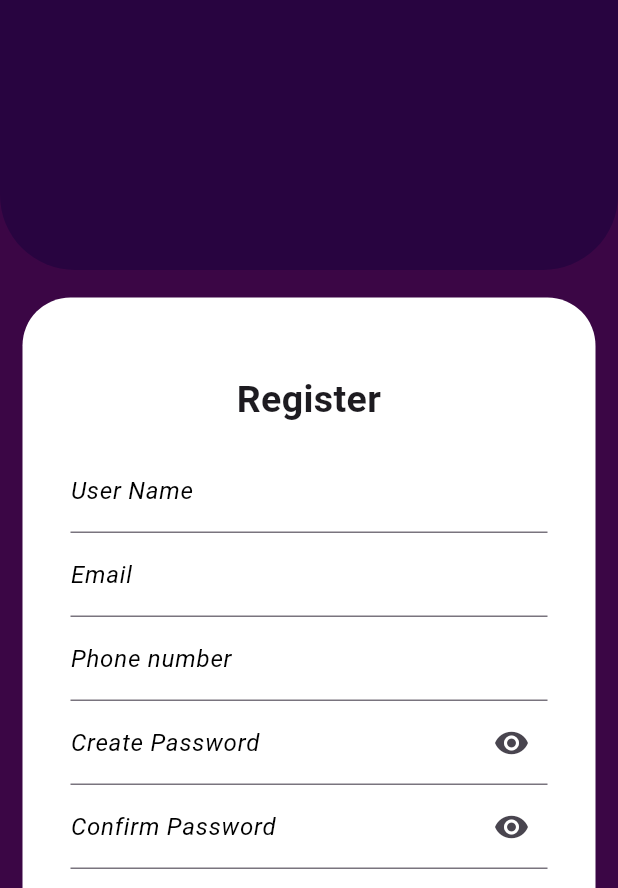
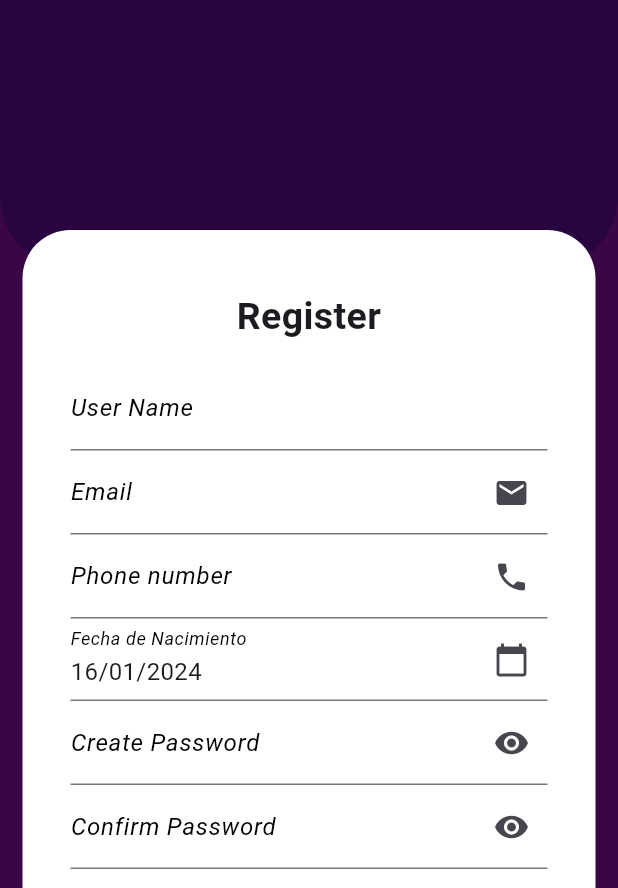
Before and after one commit to manulis/Harmonica, a Flutter app: the screen it shows after launch, after a tap on "Register", on a phone screen of 412 x 824 dp, the part 348-1236 px from its top. Run offline on Flutter 3.47's test engine with Material 3 defaults, Android fonts, the phone set to English and light mode, and no system bars.

Commit message:
Calendario Register y navegador pantallas

```diff
--- /dev/null
+++ b/lib/navigator.dart
@@ -0,0 +1,22 @@
+
+import 'package:flutter/material.dart';
+import 'package:harmonica/screens/Login.dart';
+import 'package:harmonica/screens/Register.dart';
+
+nav(String ScreenName, context){
+  switch (ScreenName) {
+    case 'Login':
+     Navigator.push(
+        context,
+        MaterialPageRoute(builder: (context) => Login()),
+      );
+      break;
+    case 'Register':
+      Navigator.push(
+        context,
+        MaterialPageRoute(builder: (context) => Register()),
+      );
+      break;
+    default:
+  }
+}
--- a/lib/screens/Init.dart
+++ b/lib/screens/Init.dart
@@ -1,9 +1,8 @@
 import 'package:flutter/material.dart';
-import 'package:harmonica/screens/Login.dart';
-import 'package:harmonica/screens/Register.dart';
+import 'package:harmonica/navigator.dart';
+
 import 'package:harmonica/widgets.dart';
-import 'package:harmonica/widgets.dart';
-import 'package:flutter_svg/flutter_svg.dart';
+
 
 class Init extends StatefulWidget{
  @override
@@ -53,17 +52,11 @@ class _Init extends State<Init>{
               ),
               const SizedBox(height: 80),
               buildButton("Login", () {
-                Navigator.push(
-                  context,
-                  MaterialPageRoute(builder: (context) => Login()),
-                );
+                nav('Login', context);
               }),
               const SizedBox(height: 50),
               buildButton("Register",  () {
-                 Navigator.push(
-                  context,
-                  MaterialPageRoute(builder: (context) => Register()),
-                );
+                nav('Register', context);
               })
             ],)
           ),
--- a/lib/screens/Register.dart
+++ b/lib/screens/Register.dart
@@ -1,6 +1,6 @@
 import 'package:flutter/material.dart';
 import 'package:harmonica/widgets.dart';
-
+import 'package:intl/intl.dart';
 class Register extends StatefulWidget{
   @override
   State<Register> createState() => _Register();
@@ -8,11 +8,25 @@ class Register extends StatefulWidget{
 
 
 class _Register extends State<Register>{
+  bool _obscureText1 = true;
+  bool _obscureText2 = true;
+  DateTime _selectedDate = DateTime.now();
+
+  void _selectDate(BuildContext context) async {
+    final DateTime? picked = await showDatePicker(
+    context: context,
+    firstDate: DateTime(1900),
+    lastDate: DateTime.now());
+    if (picked != null && picked != _selectedDate) {
+      setState(() {
+        _selectedDate = picked;
+      });
+    }
+  }
+
   @override
   Widget build(BuildContext context){
     final height = MediaQuery.of(context).size.height;
-    bool next = false;
-    bool _obscureText = true;
 
     return Scaffold(
       backgroundColor: const Color.fromRGBO(59, 6, 69, 1),
@@ -36,7 +50,7 @@ class _Register extends State<Register>{
                       ),
                       child: Column(
                         children: [
-                          const SizedBox(height: 30),
+                          const SizedBox(height: 20),
                           const Text(
                             'Register',
                             style: TextStyle(fontSize: 25, fontWeight: FontWeight.bold),
@@ -52,7 +66,9 @@ class _Register extends State<Register>{
                                 hintStyle: TextStyle(color: Color.fromARGB(255, 172, 172, 172), fontStyle: FontStyle.italic, fontSize: 16),
                               ),
                               onChanged: (text) {
-                                setState(() {});
+                                setState(() {
+
+                                });
                               },
                             ),
 
@@ -61,17 +77,7 @@ class _Register extends State<Register>{
                                 labelText: 'Email',
                                 labelStyle: TextStyle(color: Color.fromARGB(255, 0, 0, 0), fontStyle: FontStyle.italic, fontSize: 16),
                                 hintText: 'Write your Email',
-                                hintStyle: TextStyle(color: Color.fromARGB(255, 172, 172, 172), fontStyle: FontStyle.italic, fontSize: 16),
-                              ),
-                              onChanged: (text) {
-                                setState(() {});
-                              },
-                            ),
-                            TextField(
-                              decoration: const InputDecoration(
-                                labelText: 'Phone number',
-                                labelStyle: TextStyle(color: Color.fromARGB(255, 0, 0, 0), fontStyle: FontStyle.italic, fontSize: 16),
-                                hintText: '+34',
+                                suffixIcon: Icon(Icons.email),
                                 hintStyle: TextStyle(color: Color.fromARGB(255, 172, 172, 172), fontStyle: FontStyle.italic, fontSize: 16),
                               ),
                               onChanged: (text) {
@@ -80,21 +86,56 @@ class _Register extends State<Register>{
                                 });
                               },
                             ),
-                                TextField(
+                            TextField(
+                              decoration: const InputDecoration(
+                                labelText: 'Phone number',
+                                labelStyle: TextStyle(color: Color.fromARGB(255, 0, 0, 0), fontStyle: FontStyle.italic, fontSize: 16),
+                                hintText: '+34',
+                                suffixIcon: Icon(Icons.phone),
+                                hintStyle: TextStyle(color: Color.fromARGB(255, 172, 172, 172), fontStyle: FontStyle.italic, fontSize: 16),
+                              ),
                               onChanged: (text) {
-                                setState(() {});
+                                setState(() {
+
+                                });
                               },
-                              obscureText: _obscureText,
+                            ),
+
+                            GestureDetector(
+                              onTap: () {
+                                _selectDate(context);
+                              } ,
+
+                              child: InputDecorator(
+                                decoration: const InputDecoration(
+                                  labelText: 'Fecha de Nacimiento',
+                                  labelStyle: TextStyle(color: Color.fromARGB(255, 0, 0, 0),fontStyle: FontStyle.italic,fontSize: 16),
+                                  suffixIcon: Icon(Icons.calendar_today),
+                                ),
+                                child: Text(
+                                  DateFormat('dd/MM/yyyy').format(_selectedDate),
+                                  style: TextStyle(fontSize: 16.0),
+                                ),
+                              ),
+                            ),
+
+                            TextField(
+                              onChanged: (text) {
+                                setState(() {
+
+                                });
+                              },
+                              obscureText: _obscureText1,
                               decoration: InputDecoration(
                                 labelText: 'Create Password',
                                 labelStyle: const TextStyle(color: Color.fromARGB(255, 0, 0, 0), fontStyle: FontStyle.italic, fontSize: 16),
                                 hintText: 'Type a Password',
                                 hintStyle: TextStyle(color: Color.fromARGB(255, 172, 172, 172), fontStyle: FontStyle.italic, fontSize: 16),
                                 suffixIcon: IconButton(
-                                  icon: Icon(_obscureText ? Icons.visibility : Icons.visibility_off),
+                                  icon: Icon(_obscureText1 ? Icons.visibility : Icons.visibility_off),
                                   onPressed: () {
                                     setState(() {
-                                      _obscureText = !_obscureText;
+                                      _obscureText1 = !_obscureText1;
                                     });
                                   },
                                 ),
@@ -102,30 +143,32 @@ class _Register extends State<Register>{
                             ),
                             TextField(
                               onChanged: (text) {
-                                setState(() {});
+                                setState(() {
+
+                                });
                               },
-                              obscureText: _obscureText,
+                              obscureText: _obscureText2,
                               decoration: InputDecoration(
                                 labelText: 'Confirm Password',
                                 labelStyle: const TextStyle(color: Color.fromARGB(255, 0, 0, 0), fontStyle: FontStyle.italic, fontSize: 16),
-                                hintText: 'Retype a Password',
+                                hintText: 'Retype your Password',
                                 hintStyle: TextStyle(color: Color.fromARGB(255, 172, 172, 172), fontStyle: FontStyle.italic, fontSize: 16),
                                 suffixIcon: IconButton(
-                                  icon: Icon(_obscureText ? Icons.visibility : Icons.visibility_off),
+                                  icon: Icon(_obscureText2 ? Icons.visibility : Icons.visibility_off),
                                   onPressed: () {
                                     setState(() {
-                                      _obscureText = !_obscureText;
+                                      _obscureText2 = !_obscureText2;
                                     });
                                   },
                                 ),
                               ),
                             ),
+
                             const SizedBox(height: 30),
-                            buildButton('Next', () {
-                              setState(() {
-                                next = true;
-                                print(next);
-                              });
+                            buildButton('Sign Up', () async {
+
+
+
                             }),
                         ],
                       ),
--- a/lib/widgets.dart
+++ b/lib/widgets.dart
@@ -1,7 +1,6 @@
 import 'package:flutter/material.dart';
 
 //Cabecera con Logo
-
 Widget headLogo(double height){
   return Container(
      height: height/2,
--- a/pubspec.yaml
+++ b/pubspec.yaml
@@ -10,6 +10,7 @@ dependencies:
   flutter:
     sdk: flutter
   flutter_svg: ^2.0.5
+  intl: ^0.17.0
 
 dev_dependencies:
   flutter_test:
```
Also changed, not shown: lib/screens/Login.dart (+3 -8 lines), pubspec.lock. Lines whose indentation alone changed are shown as unchanged.
